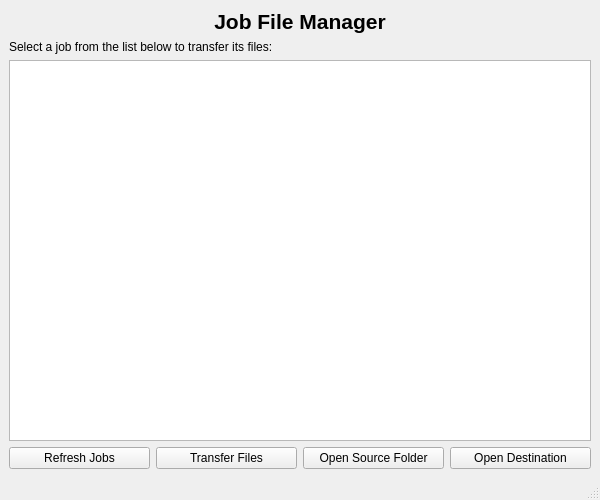
Above: source/job_manager.ui from Steffy69/JobManagerCK before the change. Below: the same form after it.
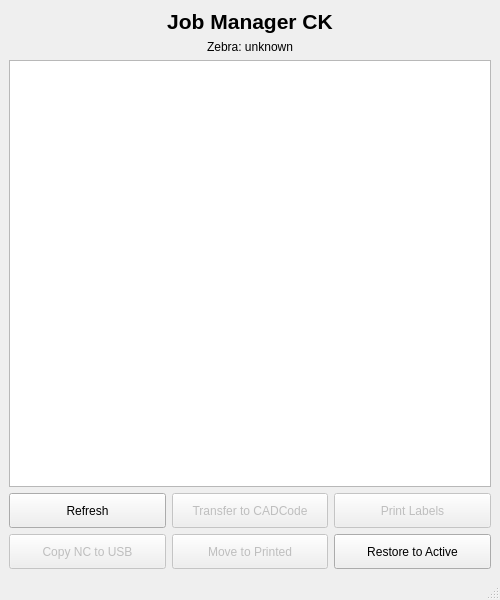
That is the form after the change.

Commit message: feat: v2.1 — QTreeWidget, printed jobs, per-job material reorder

Patch:
```diff
--- a/source/job_manager.ui
+++ b/source/job_manager.ui
@@ -6,10 +6,16 @@
    <rect>
     <x>0</x>
     <y>0</y>
-    <width>600</width>
-    <height>500</height>
+    <width>500</width>
+    <height>600</height>
    </rect>
   </property>
+  <property name="minimumSize">
+   <size>
+    <width>500</width>
+    <height>600</height>
+   </size>
+  </property>
   <property name="windowTitle">
    <string>Job File Manager</string>
   </property>
@@ -25,7 +31,7 @@
        </font>
       </property>
       <property name="text">
-       <string>Job File Manager</string>
+       <string>Job Manager CK</string>
       </property>
       <property name="alignment">
        <set>Qt::AlignCenter</set>
@@ -35,40 +41,139 @@
     <item>
      <widget class="QLabel" name="instructionLabel">
       <property name="text">
-       <string>Select a job from the list below to transfer its files:</string>
+       <string>Zebra: unknown</string>
       </property>
+      <property name="alignment">
+       <set>Qt::AlignCenter</set>
+      </property>
      </widget>
     </item>
     <item>
-     <widget class="QListWidget" name="jobListWidget"/>
+     <widget class="QTreeWidget" name="jobTreeWidget">
+      <property name="sizePolicy">
+       <sizepolicy hsizetype="Expanding" vsizetype="Expanding">
+        <horstretch>0</horstretch>
+        <verstretch>1</verstretch>
+       </sizepolicy>
+      </property>
+      <property name="headerHidden">
+       <bool>true</bool>
+      </property>
+      <property name="indentation">
+       <number>20</number>
+      </property>
+      <property name="animated">
+       <bool>true</bool>
+      </property>
+      <property name="rootIsDecorated">
+       <bool>true</bool>
+      </property>
+      <column>
+       <property name="text">
+        <string notr="true">1</string>
+       </property>
+      </column>
+     </widget>
     </item>
     <item>
      <layout class="QHBoxLayout" name="buttonLayout">
       <item>
        <widget class="QPushButton" name="refreshButton">
+        <property name="minimumSize">
+         <size>
+          <width>0</width>
+          <height>35</height>
+         </size>
+        </property>
         <property name="text">
-         <string>Refresh Jobs</string>
+         <string>Refresh</string>
         </property>
        </widget>
       </item>
       <item>
        <widget class="QPushButton" name="transferButton">
+        <property name="enabled">
+         <bool>false</bool>
+        </property>
+        <property name="minimumSize">
+         <size>
+          <width>0</width>
+          <height>35</height>
+         </size>
+        </property>
         <property name="text">
-         <string>Transfer Files</string>
+         <string>Transfer to CADCode</string>
         </property>
        </widget>
       </item>
       <item>
-       <widget class="QPushButton" name="openSourceButton">
+       <widget class="QPushButton" name="printButton">
+        <property name="enabled">
+         <bool>false</bool>
+        </property>
+        <property name="minimumSize">
+         <size>
+          <width>0</width>
+          <height>35</height>
+         </size>
+        </property>
         <property name="text">
-         <string>Open Source Folder</string>
+         <string>Print Labels</string>
         </property>
        </widget>
       </item>
+     </layout>
+    </item>
+    <item>
+     <layout class="QHBoxLayout" name="buttonRow2Layout">
       <item>
-       <widget class="QPushButton" name="openDestButton">
+       <widget class="QPushButton" name="copyNCButton">
+        <property name="enabled">
+         <bool>false</bool>
+        </property>
+        <property name="minimumSize">
+         <size>
+          <width>0</width>
+          <height>35</height>
+         </size>
+        </property>
         <property name="text">
-         <string>Open Destination</string>
+         <string>Copy NC to USB</string>
+        </property>
+       </widget>
+      </item>
+      <item>
+       <widget class="QPushButton" name="completeButton">
+        <property name="enabled">
+         <bool>false</bool>
+        </property>
+        <property name="minimumSize">
+         <size>
+          <width>0</width>
+          <height>35</height>
+         </size>
+        </property>
+        <property name="text">
+         <string>Move to Printed</string>
+        </property>
+       </widget>
+      </item>
+      <item>
+       <widget class="QPushButton" name="restoreButton">
+        <property name="enabled">
+         <bool>true</bool>
+        </property>
+        <property name="visible">
+         <bool>false</bool>
+        </property>
+        <property name="minimumSize">
+         <size>
+          <width>0</width>
+          <height>35</height>
+         </size>
+        </property>
+        <property name="text">
+         <string>Restore to Active</string>
         </property>
        </widget>
       </item>
```
Left out of the diff: 10 changed lines with no effect on the pictures. The commit also changes 38 other files.
